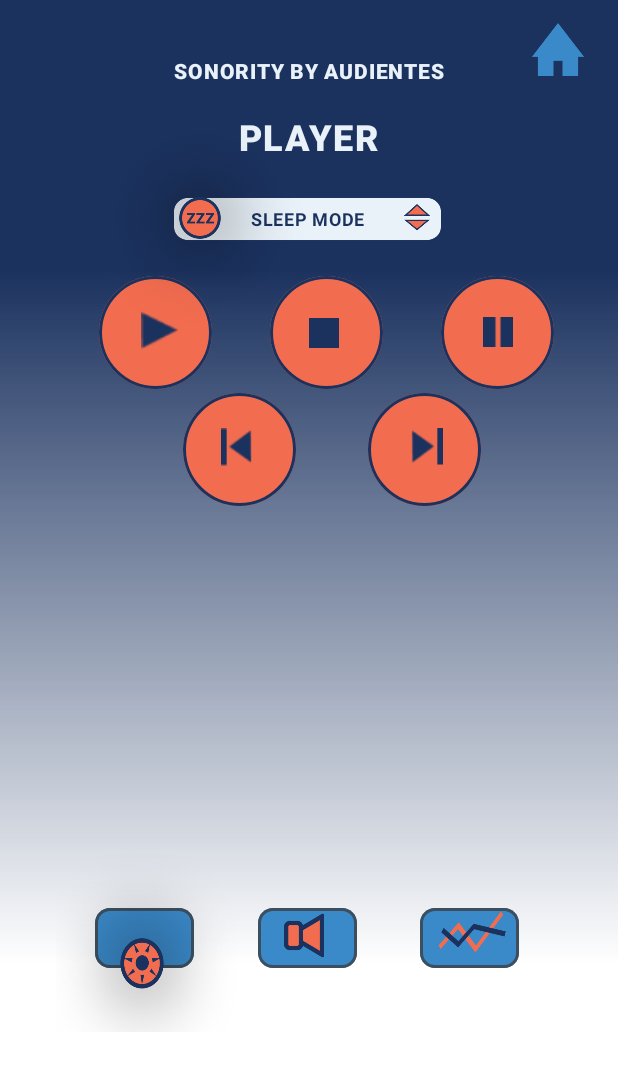
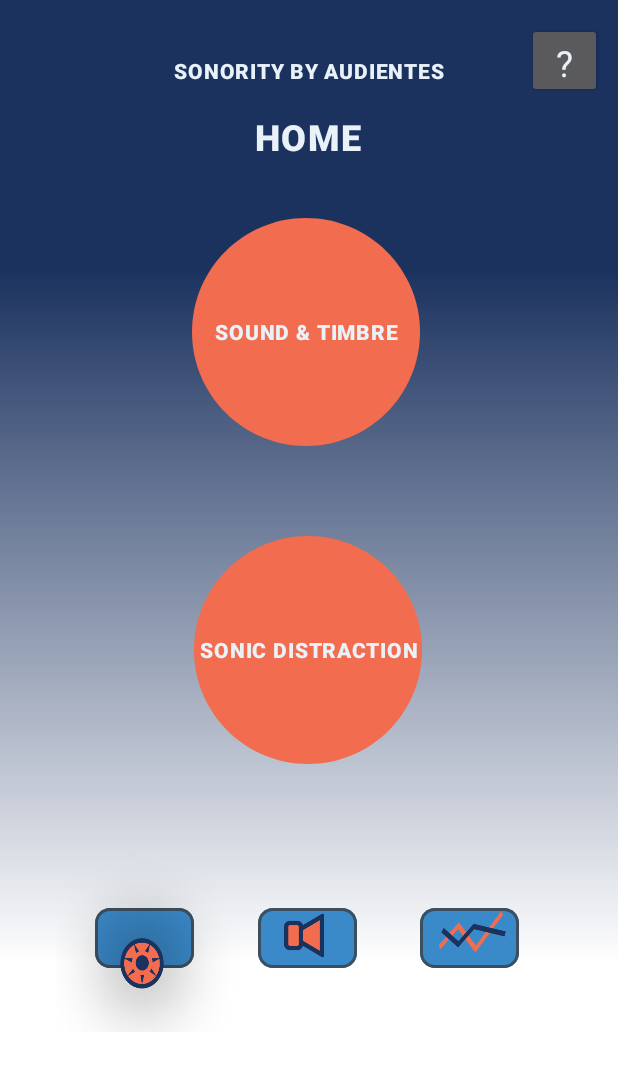
Before and after one commit to emillarsen0708/C4-Audientes, an Android app: the screen it shows after launch (MainActivity), on a phone screen of 412 x 824 dp. Shown: the top 1071 px of the screen. Run offline under Robolectric (Android 15) with nearby library versions, the phone set to English and light mode, and no system bars.

Commit message:
Flere layouts

```diff
--- a/app/src/main/java/com/example/brintaudientes/MainActivity.java
+++ b/app/src/main/java/com/example/brintaudientes/MainActivity.java
@@ -9,7 +9,7 @@
     @Override
     protected void onCreate(Bundle savedInstanceState) {
         super.onCreate(savedInstanceState);
-        setContentView(R.layout.music_player);
+        setContentView(R.layout.activity_main);
         //Toast.makeText(this, "hej", Toast.LENGTH_SHORT).show();
     }
 }
--- a/app/src/main/res/layout/music_player.xml
+++ b/app/src/main/res/layout/music_player.xml
@@ -259,4 +259,6 @@
         android:elevation="3dp" />
 
 
+
+
 </RelativeLayout>
--- a/app/src/main/res/layout/sound_timbre.xml
+++ b/app/src/main/res/layout/sound_timbre.xml
@@ -34,7 +34,7 @@
         android:textAppearance="@style/sonic_distr2"
         android:fontFamily="sans-serif-medium"/>
 
-    <ImageView
+    <View
         android:layout_width="270dp"
         android:layout_height="290dp"
         android:layout_alignParentLeft="true"
@@ -43,6 +43,7 @@
         android:layout_marginTop="131dp"
         android:background="@drawable/soundpool"
         android:gravity="center_horizontal|center_vertical" />
+
 
     / Mangler shadows + farve
     <Button
```
